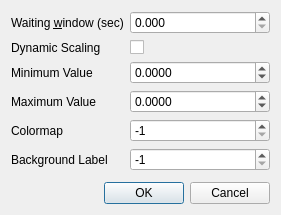
Before: the Qt Designer form rqt_image_overlay/resource/configuration_dialog.ui in ros-sports/rqt_image_overlay, drawn with Qt 5.
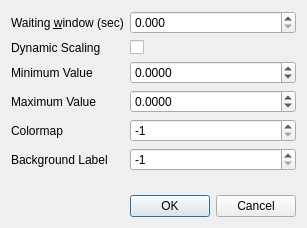
After: the same form once the commit is applied.

Commit message: rename ui elements

The edit to the form file:
```diff
--- a/rqt_image_overlay/resource/configuration_dialog.ui
+++ b/rqt_image_overlay/resource/configuration_dialog.ui
@@ -6,8 +6,8 @@
    <rect>
     <x>0</x>
     <y>0</y>
-    <width>281</width>
-    <height>215</height>
+    <width>307</width>
+    <height>228</height>
    </rect>
   </property>
   <property name="sizePolicy">
```
Left out of the diff: 12 changed lines with no effect on the pictures.
